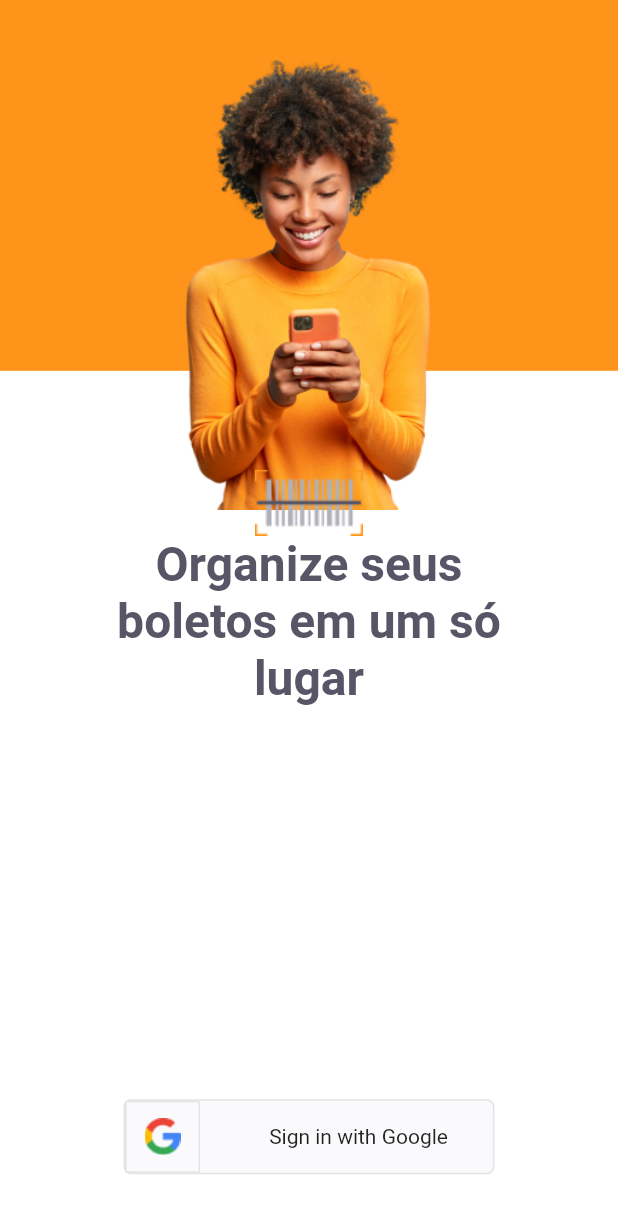
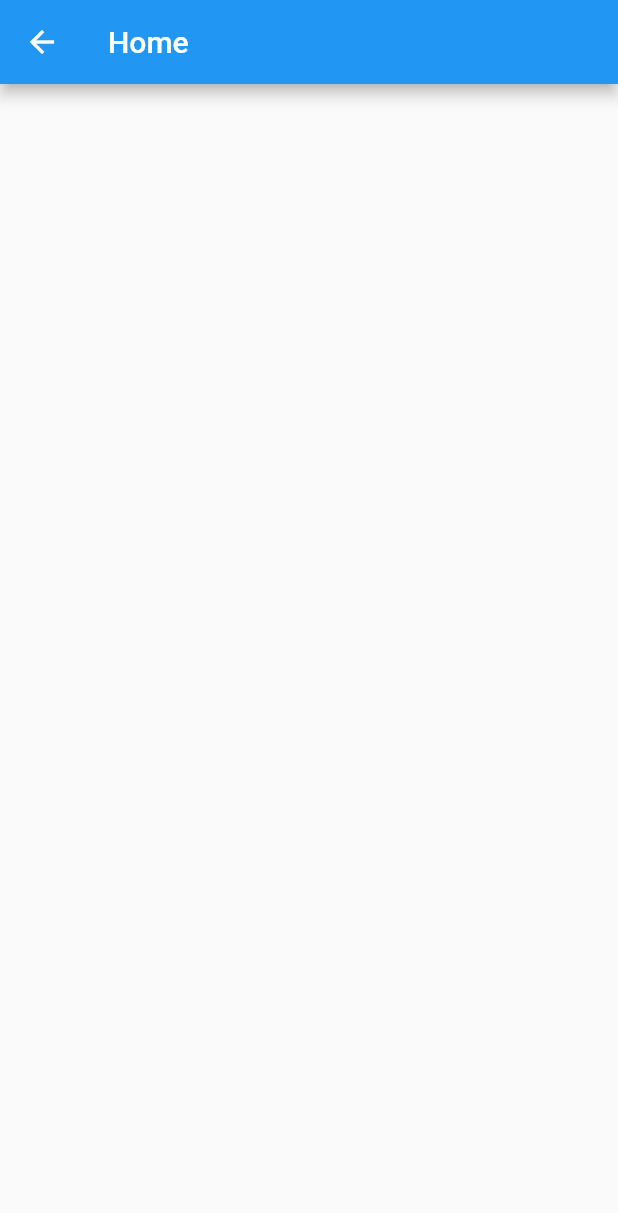
Before and after one commit to WCFX/Flutter-PayFlow, a Flutter app: the screen it shows after launch, after a tap on "Sign in with Google", on a phone screen of 412 x 824 dp. Shown: the top 1213 px of the screen. Run offline on Flutter 3.47's test engine with Material 2 defaults, Android fonts, the phone set to English and light mode, and no system bars; our stand-ins replace google_fonts.

Commit message:
feat: navigation to homescreen

```diff
--- a/lib/main.dart
+++ b/lib/main.dart
@@ -1,6 +1,7 @@
 import 'package:flutter/material.dart';
-import 'package:payflow/models/login/login.dart';
-import 'package:payflow/models/splash/splash_screen.dart';
+import 'package:payflow/models/Home/home.dart';
+import 'package:payflow/models/Login/login.dart';
+import 'package:payflow/models/SplashScreen/splash_screen.dart';
 import 'package:payflow/styles/themes/colors.dart';
 
 void main() {
--- /dev/null
+++ b/lib/models/Home/home.dart
@@ -0,0 +1,14 @@
+import 'package:flutter/material.dart';
+
+class Home extends StatelessWidget {
+  const Home({Key? key}) : super(key: key);
+
+  @override
+  Widget build(BuildContext context) {
+    return Scaffold(
+      appBar: AppBar(
+        title: Text('Home'),
+      ),
+    );
+  }
+}
--- a/lib/models/login/login.dart
+++ b/lib/models/login/login.dart
@@ -1,4 +1,5 @@
 import 'package:flutter/material.dart';
+import 'package:payflow/models/Home/home.dart';
 import 'package:payflow/styles/themes/colors.dart';
 import 'package:payflow/styles/themes/fonts.dart';
 import 'package:payflow/styles/themes/images.dart';
@@ -63,7 +64,12 @@ class _LoginState extends State<Login> {
               right: size.width * 0.2,
               child: SocialLoginButton(
                 onTap: () {
-                  print('Vem ki vem ki vem kikando');
+                  Navigator.push(
+                    context,
+                    MaterialPageRoute(
+                      builder: (context) => Home(),
+                    ),
+                  );
                 },
               ),
             )
```
Also changed, not shown: lib/models/SplashScreen/splash_screen.dart (renamed from lib/models/splash/splash_screen.dart).
